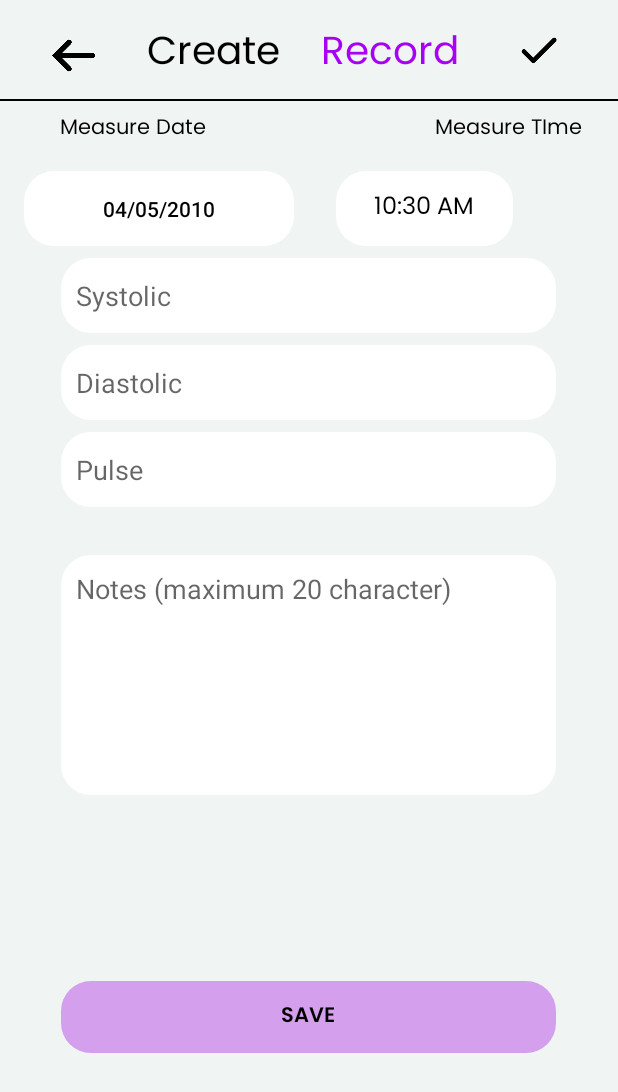
After one commit to saimoon-oman/CardiacRecoder_06_18, an Android app: the CreateRecord screen opened directly, with no data from a screen before it, on a phone screen of 412 x 824 dp. The commit adds this screen. Shown: the top 1092 px of the screen. Run offline under Robolectric (Android 15) with nearby library versions, the phone set to English and light mode, and no system bars.

Commit message:
Create Record (CreateRecord.java and activity_create_record.xml)

```diff
--- a/CardiacRecoder/app/src/main/AndroidManifest.xml
+++ b/CardiacRecoder/app/src/main/AndroidManifest.xml
@@ -14,6 +14,9 @@
         android:theme="@style/Theme.CardiacRecorder"
         tools:targetApi="31">
         <activity
+            android:name=".CreateRecord"
+            android:exported="false" />
+        <activity
             android:name=".SplashScreen"
             android:exported="true">
             <intent-filter>
@@ -24,8 +27,7 @@
         </activity>
         <activity
             android:name=".MainActivity"
-            android:exported="true">
-        </activity>
+            android:exported="true"></activity>
 
         <meta-data
             android:name="preloaded_fonts"
--- /dev/null
+++ b/CardiacRecoder/app/src/main/java/com/example/cardiacrecorder/CreateRecord.java
@@ -0,0 +1,159 @@
+package com.example.cardiacrecorder;
+
+import android.app.DatePickerDialog;
+import android.app.TimePickerDialog;
+import android.content.Intent;
+import android.graphics.Color;
+import android.support.v7.app.AppCompatActivity;
+import android.os.Bundle;
+import android.text.Editable;
+import android.text.TextUtils;
+import android.text.TextWatcher;
+import android.view.View;
+import android.widget.Button;
+import android.widget.DatePicker;
+import android.widget.EditText;
+import android.widget.ImageView;
+import android.widget.TimePicker;
+
+import java.text.DateFormat;
+import java.text.ParseException;
+import java.text.SimpleDateFormat;
+import java.util.Calendar;
+import java.util.Date;
+
+public class CreateRecord extends AppCompatActivity {
+
+    private Button selectDate, selectTime, saveButton;
+    private String entryDate, entryTime, entryNotes;
+    private int entrySystolic, entryDiastolic, entryPulse;
+    private EditText systolic, diastolic, pulse, notes;
+    private ImageView tickMark;
+
+    @Override
+    protected void onCreate(Bundle savedInstanceState) {
+        super.onCreate(savedInstanceState);
+        setContentView(R.layout.activity_create_record);
+
+        getSupportActionBar().hide();
+
+        Intent intent = getIntent();
+
+        selectDate = findViewById(R.id.date);
+        selectTime = findViewById(R.id.time);
+        saveButton = findViewById(R.id.saveButton);
+        tickMark = findViewById(R.id.tickButton);
+        systolic = findViewById(R.id.systolic);
+        diastolic = findViewById(R.id.diastolic);
+        pulse = findViewById(R.id.pulse);
+        notes = findViewById(R.id.notes);
+
+        final Calendar calendar = Calendar.getInstance();
+        final int year = calendar.get(Calendar.YEAR);
+        final int month = calendar.get(Calendar.MONTH);
+        final int day = calendar.get(Calendar.DAY_OF_MONTH);
+        final int hour = calendar.get(Calendar.HOUR_OF_DAY);
+        final int min = calendar.get(Calendar.MINUTE);
+
+
+
+        SimpleDateFormat format = new SimpleDateFormat("HH:mm a");
+
+        String time = format.format(calendar.getTime());
+        selectTime.setText(time);
+        selectTime.setTextColor(Color.parseColor("#000000"));
+
+        String dateStr = "04/05/2010";
+
+        SimpleDateFormat curFormater = new SimpleDateFormat("dd/MM/yyyy");
+        Date dateObj = null;
+        try {
+            dateObj = curFormater.parse(dateStr);
+        } catch (ParseException e) {
+            e.printStackTrace();
+        }
+
+        String date = curFormater.format(dateObj);
+        selectDate.setText(date);
+        selectDate.setTextColor(Color.parseColor("#000000"));
+
+        selectDate.setOnClickListener(new View.OnClickListener() {
+            @Override
+            public void onClick(View v) {
+                DatePickerDialog dialog = new DatePickerDialog(CreateRecord.this, new DatePickerDialog.OnDateSetListener() {
+                    @Override
+                    public void onDateSet(DatePicker view, int year, int month, int dayOfMonth) {
+
+                        month = month+1;
+                        String date = day+"/"+month+"/"+year;
+                        selectDate.setText(date);
+                        selectDate.setTextColor(Color.parseColor("#000000"));
+
+
+                    }
+                }, year, month, day);
+                dialog.show();
+            }
+        });
+
+        selectTime.setOnClickListener(new View.OnClickListener() {
+            @Override
+            public void onClick(View v) {
+
+                TimePickerDialog timePickerDialog = new TimePickerDialog(CreateRecord.this, new TimePickerDialog.OnTimeSetListener() {
+                    @Override
+                    public void onTimeSet(TimePicker view, int hourOfDay, int minute) {
+
+                        String AM_PM;
+                        if (hourOfDay>=0&&hourOfDay<12){
+                            AM_PM=" AM";
+                        }else {
+                            AM_PM=" PM";
+                         }
+                        if (hourOfDay == 0 || hourOfDay == 12) hourOfDay = 12;
+                        else hourOfDay = hourOfDay%12;
+                    selectTime.setText ( hourOfDay + ":" + minute+""+AM_PM );
+                    }
+                }, hour, min, false);
+                timePickerDialog.show();
+            }
+        });
+
+        saveButton.setOnClickListener(new View.OnClickListener() {
+            @Override
+            public void onClick(View v) {
+
+                entryDate = selectDate.getText().toString();
+                entryTime = selectTime.getText().toString();
+                entrySystolic = Integer.parseInt(systolic.getText().toString());
+                entryDiastolic = Integer.parseInt(diastolic.getText().toString());
+                entryPulse = Integer.parseInt(pulse.getText().toString());
+                entryNotes = notes.getText().toString();
+
+
+                    Intent intent1 = new Intent(CreateRecord.this, MainActivity.class);
+                    startActivity(intent1);
+                    finish();
+
+            }
+        });
+
+        tickMark.setOnClickListener(new View.OnClickListener() {
+            @Override
+            public void onClick(View v) {
+                entryDate = selectDate.getText().toString();
+                entryTime = selectTime.getText().toString();
+                entrySystolic = Integer.parseInt(systolic.getText().toString());
+                entryDiastolic = Integer.parseInt(diastolic.getText().toString());
+                entryPulse = Integer.parseInt(pulse.getText().toString());
+                entryNotes = notes.getText().toString();
+
+                    Intent intent2 = new Intent(CreateRecord.this, MainActivity.class);
+                    startActivity(intent2);
+                    finish();
+
+            }
+        });
+
+    }
+}
--- a/CardiacRecoder/app/src/main/java/com/example/cardiacrecorder/MainActivity.java
+++ b/CardiacRecoder/app/src/main/java/com/example/cardiacrecorder/MainActivity.java
@@ -1,7 +1,10 @@
 package com.example.cardiacrecorder;
 
+import android.content.Intent;
 import android.support.v7.app.AppCompatActivity;
 import android.os.Bundle;
+import android.view.View;
+import android.widget.Button;
 
 public class MainActivity extends AppCompatActivity {
 
@@ -10,7 +13,17 @@ public class MainActivity extends AppCompatActivity {
         super.onCreate(savedInstanceState);
         setContentView(R.layout.activity_main);
 
+
         getSupportActionBar().hide();
+
+        Button addButton = findViewById(R.id.addButton);
+        addButton.setOnClickListener(new View.OnClickListener() {
+            @Override
+            public void onClick(View v) {
+                Intent intent = new Intent(MainActivity.this, CreateRecord.class);
+                startActivity(intent);
+            }
+        });
 
     }
 }
--- /dev/null
+++ b/CardiacRecoder/app/src/main/res/drawable/round_corner_edit_text.xml
@@ -0,0 +1,4 @@
+<shape xmlns:android="http://schemas.android.com/apk/res/android"
+    android:shape="rectangle">
+    <corners android:radius="20dp" />
+</shape>
--- /dev/null
+++ b/CardiacRecoder/app/src/main/res/layout/activity_create_record.xml
@@ -0,0 +1,224 @@
+<?xml version="1.0" encoding="utf-8"?>
+<android.support.constraint.ConstraintLayout xmlns:android="http://schemas.android.com/apk/res/android"
+    xmlns:app="http://schemas.android.com/apk/res-auto"
+    xmlns:tools="http://schemas.android.com/tools"
+    android:id="@+id/sfs"
+    android:layout_width="match_parent"
+    android:layout_height="match_parent"
+    android:background="@color/background_color">
+
+    <TextView
+        android:id="@+id/textView11"
+        android:layout_width="wrap_content"
+        android:layout_height="wrap_content"
+        android:fontFamily="@font/poppins"
+        android:text="Create"
+        android:textColor="#000000"
+
+        android:textSize="26sp"
+        app:layout_constraintBottom_toBottomOf="@+id/imageView4"
+        app:layout_constraintEnd_toStartOf="@+id/textView12"
+        app:layout_constraintHorizontal_bias="0.5"
+        app:layout_constraintStart_toEndOf="@+id/imageView4"
+        app:layout_constraintTop_toTopOf="@+id/imageView4"
+        app:layout_constraintVertical_bias="1.0" />
+
+    <TextView
+        android:id="@+id/textView12"
+        android:layout_width="wrap_content"
+        android:layout_height="wrap_content"
+        android:fontFamily="@font/poppins"
+        android:text="Record"
+        android:textColor="#A701F5"
+        android:textSize="26sp"
+        app:layout_constraintBottom_toBottomOf="@+id/textView11"
+        app:layout_constraintEnd_toStartOf="@+id/tickButton"
+        app:layout_constraintHorizontal_bias="0.5"
+        app:layout_constraintStart_toEndOf="@+id/textView11"
+        app:layout_constraintTop_toTopOf="@+id/textView11"
+        app:layout_constraintVertical_bias="0.0" />
+
+    <ImageView
+        android:id="@+id/tickButton"
+        android:layout_width="50dp"
+        android:layout_height="38dp"
+        app:layout_constraintBottom_toBottomOf="@+id/textView12"
+        app:layout_constraintEnd_toEndOf="parent"
+        app:layout_constraintHorizontal_bias="0.5"
+        app:layout_constraintStart_toEndOf="@+id/textView12"
+        app:layout_constraintTop_toTopOf="@+id/textView12"
+        app:layout_constraintVertical_bias="0.0"
+        app:srcCompat="@drawable/tick_mark" />
+
+    <ImageView
+        android:id="@+id/imageView4"
+        android:layout_width="42dp"
+        android:layout_height="42dp"
+        android:layout_marginTop="16dp"
+        app:layout_constraintEnd_toStartOf="@+id/textView11"
+        app:layout_constraintHorizontal_bias="0.5"
+        app:layout_constraintHorizontal_chainStyle="spread"
+        app:layout_constraintStart_toStartOf="parent"
+        app:layout_constraintTop_toTopOf="parent"
+        app:srcCompat="@drawable/back_arrow" />
+
+    <View
+        android:id="@+id/view"
+        android:layout_width="match_parent"
+        android:layout_height="1dp"
+        android:layout_marginTop="8dp"
+        android:background="#000000"
+        app:layout_constraintEnd_toEndOf="@+id/tickButton"
+        app:layout_constraintHorizontal_bias="0.509"
+        app:layout_constraintStart_toStartOf="@+id/imageView4"
+        app:layout_constraintTop_toBottomOf="@+id/imageView4" />
+
+    <TextView
+        android:id="@+id/dfsdfds"
+        android:layout_width="wrap_content"
+        android:layout_height="wrap_content"
+        android:layout_marginStart="40dp"
+        android:layout_marginLeft="40dp"
+        android:layout_marginTop="16dp"
+        android:fontFamily="@font/poppins"
+        android:text="Measure Date"
+        android:textColor="#000000"
+        android:textSize="14sp"
+        app:layout_constraintEnd_toStartOf="@+id/textView16"
+        app:layout_constraintHorizontal_bias="0.0"
+        app:layout_constraintHorizontal_chainStyle="spread_inside"
+        app:layout_constraintStart_toStartOf="parent"
+        app:layout_constraintTop_toBottomOf="@+id/imageView4" />
+
+    <TextView
+        android:id="@+id/textView16"
+        android:layout_width="wrap_content"
+        android:layout_height="wrap_content"
+        android:layout_marginEnd="24dp"
+        android:layout_marginRight="24dp"
+        android:fontFamily="@font/poppins"
+        android:text="Measure TIme"
+        android:textColor="#000000"
+        android:textSize="14sp"
+        app:layout_constraintBottom_toBottomOf="@+id/dfsdfds"
+        app:layout_constraintEnd_toEndOf="parent"
+        app:layout_constraintTop_toTopOf="@+id/dfsdfds"
+        app:layout_constraintVertical_bias="0.0" />
+
+    <Button
+        android:id="@+id/date"
+        android:layout_width="180dp"
+        android:layout_height="50dp"
+        android:layout_marginStart="16dp"
+        android:layout_marginLeft="16dp"
+        android:layout_marginTop="16dp"
+        android:background="@drawable/round_corner_edit_text"
+        android:backgroundTint="@color/white"
+        android:text="Button"
+        android:textColor="#FFFFFF"
+        app:layout_constraintBottom_toBottomOf="@+id/time"
+        app:layout_constraintStart_toStartOf="parent"
+        app:layout_constraintTop_toBottomOf="@+id/dfsdfds"
+        app:layout_constraintVertical_bias="0.0" />
+
+    <Button
+        android:id="@+id/time"
+        android:layout_width="118dp"
+        android:layout_height="50dp"
+        android:layout_marginStart="28dp"
+        android:layout_marginLeft="28dp"
+        android:layout_marginTop="16dp"
+        android:background="@drawable/round_corner_edit_text"
+        android:backgroundTint="@color/white"
+        android:fontFamily="@font/poppins"
+        android:text="Button"
+        android:textColor="#FFFFFF"
+        android:textSize="16sp"
+        app:layout_constraintEnd_toEndOf="parent"
+        app:layout_constraintHorizontal_bias="0.0"
+        app:layout_constraintStart_toEndOf="@+id/date"
+        app:layout_constraintTop_toBottomOf="@+id/dfsdfds" />
+
+    <EditText
+        android:id="@+id/systolic"
+        android:layout_width="330dp"
+        android:layout_height="50dp"
+        android:layout_marginTop="8dp"
+        android:background="@drawable/round_corner_edit_text"
+        android:backgroundTint="@color/white"
+        android:ems="10"
+        android:hint="Systolic"
+        android:inputType="numberSigned"
+        android:padding="10dp"
+        app:layout_constraintEnd_toEndOf="parent"
+        app:layout_constraintHorizontal_bias="0.493"
+        app:layout_constraintStart_toStartOf="parent"
+        app:layout_constraintTop_toBottomOf="@+id/date" />
+
+    <EditText
+        android:id="@+id/pulse"
+        android:layout_width="330dp"
+        android:layout_height="50dp"
+        android:layout_marginTop="8dp"
+        android:background="@drawable/round_corner_edit_text"
+        android:backgroundTint="@color/white"
+        android:ems="10"
+        android:hint="Pulse"
+        android:inputType="numberSigned"
+        android:padding="10dp"
+        app:layout_constraintEnd_toEndOf="@+id/diastolic"
+        app:layout_constraintHorizontal_bias="0.0"
+        app:layout_constraintStart_toStartOf="@+id/diastolic"
+        app:layout_constraintTop_toBottomOf="@+id/diastolic" />
+
+    <EditText
+        android:id="@+id/notes"
+        android:layout_width="330dp"
+        android:layout_height="160dp"
+        android:layout_marginTop="32dp"
+        android:background="@drawable/round_corner_edit_text"
+        android:backgroundTint="@color/white"
+        android:ems="10"
+        android:gravity="start|top"
+        android:hint="Notes (maximum 20 character)"
+        android:inputType="textMultiLine"
+        android:padding="10dp"
+        app:layout_constraintEnd_toEndOf="@+id/pulse"
+        app:layout_constraintHorizontal_bias="0.0"
+        app:layout_constraintStart_toStartOf="@+id/pulse"
+        app:layout_constraintTop_toBottomOf="@+id/pulse" />
+
+    <Button
+        android:id="@+id/saveButton"
+        android:layout_width="330dp"
+        android:layout_height="48dp"
+        android:background="@drawable/round_corner_edit_text"
+        android:backgroundTint="@color/button_color"
+        android:fontFamily="@font/poppins_semibold"
+        android:text="Save"
+        android:textColor="#000000"
+        android:textSize="14dp"
+        app:layout_constraintBottom_toBottomOf="parent"
+        app:layout_constraintEnd_toEndOf="@+id/notes"
+        app:layout_constraintHorizontal_bias="0.0"
+        app:layout_constraintStart_toStartOf="@+id/notes"
+        app:layout_constraintTop_toBottomOf="@+id/notes"
+        app:layout_constraintVertical_bias="0.504" />
+
+    <EditText
+        android:id="@+id/diastolic"
+        android:layout_width="330dp"
+        android:layout_height="50dp"
+        android:layout_marginTop="8dp"
+        android:background="@drawable/round_corner_edit_text"
+        android:backgroundTint="@color/white"
+        android:ems="10"
+        android:hint="Diastolic"
+        android:inputType="numberSigned"
+        android:padding="10dp"
+        app:layout_constraintEnd_toEndOf="@+id/systolic"
+        app:layout_constraintHorizontal_bias="0.0"
+        app:layout_constraintStart_toStartOf="@+id/systolic"
+        app:layout_constraintTop_toBottomOf="@+id/systolic" />
+
+</android.support.constraint.ConstraintLayout>
--- a/CardiacRecoder/app/src/main/res/layout/activity_main.xml
+++ b/CardiacRecoder/app/src/main/res/layout/activity_main.xml
@@ -13,7 +13,7 @@
         android:layout_height="wrap_content"
         android:layout_marginStart="56dp"
         android:layout_marginLeft="56dp"
-        android:layout_marginTop="48dp"
+        android:layout_marginTop="16dp"
         android:fontFamily="@font/poppins_bold"
         android:text="Cardiac"
         android:textColor="#000000"
@@ -45,14 +45,12 @@
         android:id="@+id/textView10"
         android:layout_width="wrap_content"
         android:layout_height="wrap_content"
-        android:layout_marginEnd="68dp"
-        android:layout_marginRight="68dp"
         android:fontFamily="@font/poppins"
         android:text="History"
         android:textColor="#000000"
         android:textSize="20sp"
         app:layout_constraintBottom_toBottomOf="@+id/textView9"
-        app:layout_constraintEnd_toEndOf="parent"
+        app:layout_constraintEnd_toEndOf="@+id/textView8"
         app:layout_constraintHorizontal_bias="0.5"
         app:layout_constraintStart_toEndOf="@+id/textView9"
         app:layout_constraintTop_toTopOf="@+id/textView9"
@@ -62,8 +60,6 @@
         android:id="@+id/textView9"
         android:layout_width="wrap_content"
         android:layout_height="wrap_content"
-        android:layout_marginStart="52dp"
-        android:layout_marginLeft="52dp"
         android:layout_marginTop="20dp"
         android:fontFamily="@font/poppins"
         android:text="Measure"
@@ -72,7 +68,7 @@
         app:layout_constraintEnd_toStartOf="@+id/textView10"
         app:layout_constraintHorizontal_bias="0.5"
         app:layout_constraintHorizontal_chainStyle="spread_inside"
-        app:layout_constraintStart_toStartOf="parent"
+        app:layout_constraintStart_toStartOf="@+id/textView7"
         app:layout_constraintTop_toBottomOf="@+id/textView7" />
 
     <View
@@ -84,7 +80,7 @@
         app:layout_constraintTop_toBottomOf="@+id/textView9" />
 
     <Button
-        android:id="@+id/button"
+        android:id="@+id/addButton"
         android:layout_width="70dp"
         android:layout_height="70dp"
         android:layout_marginEnd="32dp"
--- a/CardiacRecoder/app/src/main/res/values/colors.xml
+++ b/CardiacRecoder/app/src/main/res/values/colors.xml
@@ -8,4 +8,5 @@
     <color name="black">#FF000000</color>
     <color name="white">#FFFFFFFF</color>
     <color name="background_color">#F0F4F3</color>
+    <color name="button_color">#D49FED</color>
 </resources>
```
Also changed, not shown: CardiacRecoder/app/src/main/res/drawable/back_arrow.png (added), CardiacRecoder/app/src/main/res/drawable/tick_mark.jpg (added).
